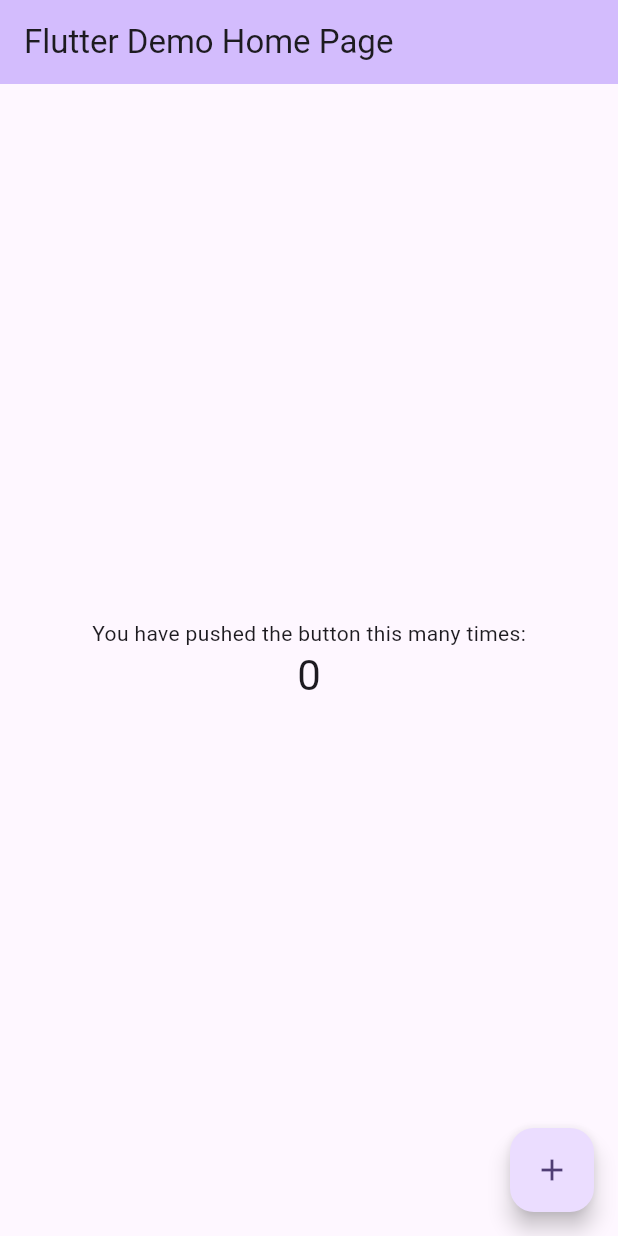
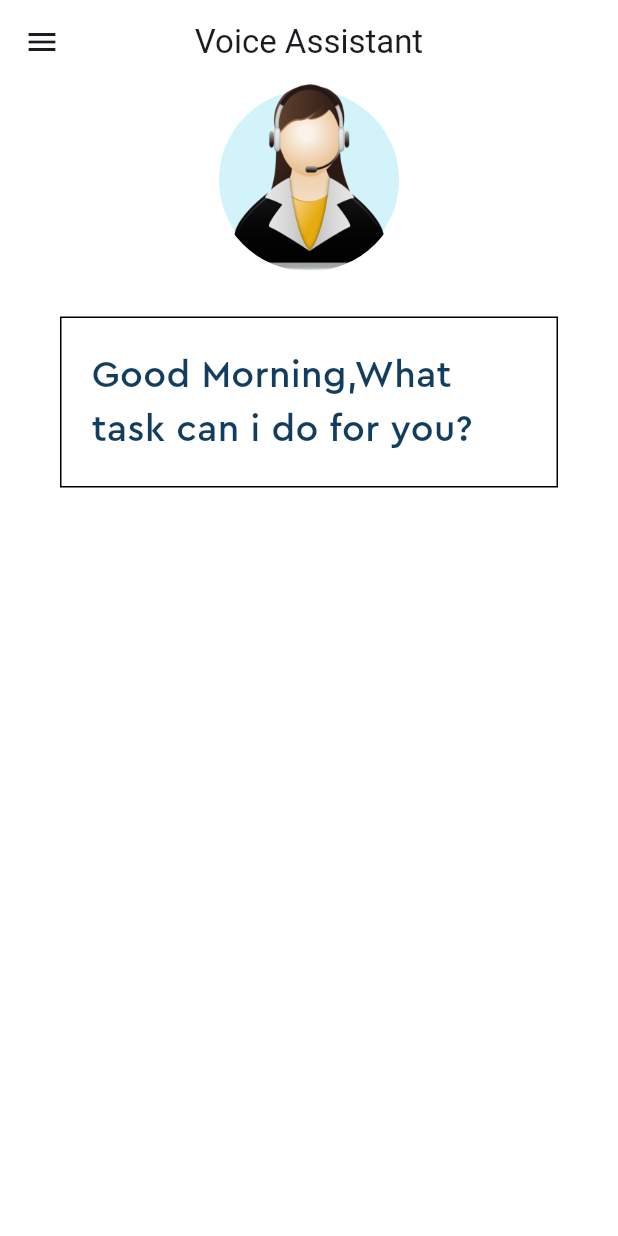
Before and after one commit to AkshaySB5/voice_assistant, a Flutter app: the screen it shows after launch, on a phone screen of 412 x 824 dp. Run offline on Flutter 3.47's test engine with Material 3 defaults, Android fonts, the phone set to English and light mode, and no system bars.

Commit message:
ui changes

```diff
--- /dev/null
+++ b/lib/home_page.dart
@@ -0,0 +1,80 @@
+import 'package:flutter/material.dart';
+import 'package:flutter/widgets.dart';
+import 'package:voice_assistant/pallete.dart';
+
+class HomePage extends StatefulWidget {
+  const HomePage({super.key});
+
+  @override
+  State <HomePage> createState() =>  _HomePageState();
+}
+
+class  _HomePageState extends State <HomePage> {
+  @override
+  Widget build(BuildContext context) {
+    return Scaffold(
+      appBar: AppBar(
+        title:const Text('Voice Assistant'),
+        leading: const Icon(Icons.menu),
+        centerTitle: true,
+
+      ),
+      body:Column(
+        children: [
+          Stack(
+            children: [
+              Center(
+                child: Container(
+                height:120,
+                width:120,
+                margin:const EdgeInsets.only(top: 4),
+                decoration:const BoxDecoration(
+                  color: Pallete.assistantCircleColor,
+                  shape: BoxShape.circle,
+                )),
+              ),
+              Container(
+                height:125,
+                decoration: const BoxDecoration(
+                  shape: BoxShape.circle,
+                  image:DecorationImage(image: AssetImage('assets/images/virtualAssistant.png')),
+
+                ),
+              )
+
+
+            ],
+          ),
+          Container(
+            padding:const EdgeInsets.symmetric(
+              horizontal: 20,
+              vertical: 10
+            ),
+
+            margin:const EdgeInsets.symmetric(
+              horizontal: 40).copyWith(
+                top: 30
+              ),
+              decoration: BoxDecoration(
+               border: Border.all(),
+               color: Pallete.whiteColor,
+
+
+              ),
+              child: const Padding(
+                padding:  EdgeInsets.symmetric(vertical: 10),
+                child: Text('Good Morning,What task can i do for you?',
+                style: TextStyle(
+                  fontSize: 25,
+                  color: Pallete.mainFontColor,
+                  fontFamily:'Cera Pro'
+                ),),
+              ),
+          )
+
+        ],
+
+      ) ,
+    );
+  }
+}
--- a/lib/main.dart
+++ b/lib/main.dart
@@ -1,4 +1,6 @@
 import 'package:flutter/material.dart';
+import 'package:voice_assistant/home_page.dart';
+import 'package:voice_assistant/pallete.dart';
 
 void main() {
   runApp(const MyApp());
@@ -7,119 +9,20 @@ void main() {
 class MyApp extends StatelessWidget {
   const MyApp({super.key});
 
-  // This widget is the root of your application.
   @override
   Widget build(BuildContext context) {
     return MaterialApp(
-      title: 'Flutter Demo',
-      theme: ThemeData(
-        // This is the theme of your application.
-        //
-        // TRY THIS: Try running your application with "flutter run". You'll see
-        // the application has a purple toolbar. Then, without quitting the app,
-        // try changing the seedColor in the colorScheme below to Colors.green
-        // and then invoke "hot reload" (save your changes or press the "hot
-        // reload" button in a Flutter-supported IDE, or press "r" if you used
-        // the command line to start the app).
-        //
-        // Notice that the counter didn't reset back to zero; the application
-        // state is not lost during the reload. To reset the state, use hot
-        // restart instead.
-        //
-        // This works for code too, not just values: Most code changes can be
-        // tested with just a hot reload.
-        colorScheme: ColorScheme.fromSeed(seedColor: Colors.deepPurple),
+      debugShowCheckedModeBanner: false,
+      title: 'Voice Asiistant',
+      theme: ThemeData.light(
         useMaterial3: true,
+      ).copyWith(
+        scaffoldBackgroundColor: Pallete.whiteColor,
+        appBarTheme: const AppBarTheme(
+          backgroundColor: Pallete.whiteColor
+        )
       ),
-      home: const MyHomePage(title: 'Flutter Demo Home Page'),
+      home: const HomePage(),
     );
   }
 }
-
-class MyHomePage extends StatefulWidget {
-  const MyHomePage({super.key, required this.title});
-
-  // This widget is the home page of your application. It is stateful, meaning
-  // that it has a State object (defined below) that contains fields that affect
-  // how it looks.
-
-  // This class is the configuration for the state. It holds the values (in this
-  // case the title) provided by the parent (in this case the App widget) and
-  // used by the build method of the State. Fields in a Widget subclass are
-  // always marked "final".
-
-  final String title;
-
-  @override
-  State<MyHomePage> createState() => _MyHomePageState();
-}
-
-class _MyHomePageState extends State<MyHomePage> {
-  int _counter = 0;
-
-  void _incrementCounter() {
-    setState(() {
-      // This call to setState tells the Flutter framework that something has
-      // changed in this State, which causes it to rerun the build method below
-      // so that the display can reflect the updated values. If we changed
-      // _counter without calling setState(), then the build method would not be
-      // called again, and so nothing would appear to happen.
-      _counter++;
-    });
-  }
-
-  @override
-  Widget build(BuildContext context) {
-    // This method is rerun every time setState is called, for instance as done
-    // by the _incrementCounter method above.
-    //
-    // The Flutter framework has been optimized to make rerunning build methods
-    // fast, so that you can just rebuild anything that needs updating rather
-    // than having to individually change instances of widgets.
-    return Scaffold(
-      appBar: AppBar(
-        // TRY THIS: Try changing the color here to a specific color (to
-        // Colors.amber, perhaps?) and trigger a hot reload to see the AppBar
-        // change color while the other colors stay the same.
-        backgroundColor: Theme.of(context).colorScheme.inversePrimary,
-        // Here we take the value from the MyHomePage object that was created by
-        // the App.build method, and use it to set our appbar title.
-        title: Text(widget.title),
-      ),
-      body: Center(
-        // Center is a layout widget. It takes a single child and positions it
-        // in the middle of the parent.
-        child: Column(
-          // Column is also a layout widget. It takes a list of children and
-          // arranges them vertically. By default, it sizes itself to fit its
-          // children horizontally, and tries to be as tall as its parent.
-          //
-          // Column has various properties to control how it sizes itself and
-          // how it positions its children. Here we use mainAxisAlignment to
-          // center the children vertically; the main axis here is the vertical
-          // axis because Columns are vertical (the cross axis would be
-          // horizontal).
-          //
-          // TRY THIS: Invoke "debug painting" (choose the "Toggle Debug Paint"
-          // action in the IDE, or press "p" in the console), to see the
-          // wireframe for each widget.
-          mainAxisAlignment: MainAxisAlignment.center,
-          children: <Widget>[
-            const Text(
-              'You have pushed the button this many times:',
-            ),
-            Text(
-              '$_counter',
-              style: Theme.of(context).textTheme.headlineMedium,
-            ),
-          ],
-        ),
-      ),
-      floatingActionButton: FloatingActionButton(
-        onPressed: _incrementCounter,
-        tooltip: 'Increment',
-        child: const Icon(Icons.add),
-      ), // This trailing comma makes auto-formatting nicer for build methods.
-    );
-  }
-}
--- /dev/null
+++ b/lib/pallete.dart
@@ -0,0 +1,13 @@
+import 'package:flutter/material.dart';
+
+class Pallete {
+  static const Color mainFontColor = Color.fromRGBO(19, 61, 95, 1);
+  static const Color firstSuggestionBoxColor = Color.fromRGBO(165, 231, 244, 1);
+  static const Color secondSuggestionBoxColor =
+      Color.fromRGBO(157, 202, 235, 1);
+  static const Color thirdSuggestionBoxColor = Color.fromRGBO(162, 238, 239, 1);
+  static const Color assistantCircleColor = Color.fromRGBO(209, 243, 249, 1);
+  static const Color borderColor = Color.fromRGBO(200, 200, 200, 1);
+  static const Color blackColor = Colors.black;
+  static const Color whiteColor = Colors.white;
+}
```
Also changed, not shown: pubspec.yaml (+11 -14 lines), assets/fonts/Cera-Pro-Bold.otf (added), assets/fonts/Cera-Pro-Medium.otf (added), assets/images/virtualAssistant.png (added), 3 other files.
